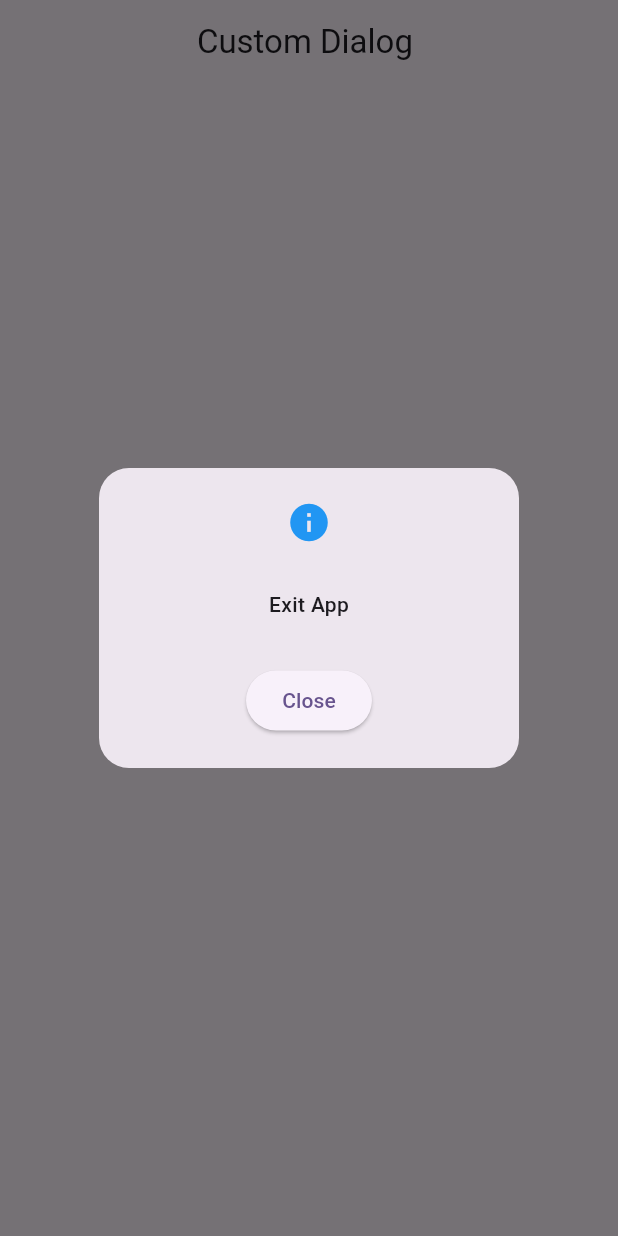
After one commit to MaryamSaleemm/Mobile-Application-Development, a Flutter app: the DialogExample screen opened directly, after a tap on "Custom Dialog", on a phone screen of 412 x 824 dp. The commit adds this screen. Run offline on Flutter 3.47's test engine with Material 3 defaults, Android fonts, the phone set to English and light mode, and no system bars; our stand-ins replace fluttertoast, image_picker.

Commit message:
initial commit

```diff
--- /dev/null
+++ b/lib/BottomNavigationBar.dart
@@ -0,0 +1,56 @@
+import 'package:flutter/material.dart';
+
+void main() {
+  runApp(MyApp());
+}
+
+class MyApp extends StatefulWidget {
+  const MyApp({super.key});
+
+  @override
+  State<MyApp> createState() => _MyAppState();
+}
+
+class _MyAppState extends State<MyApp> {
+  int _selectedIndex = 0; // Track selected tab
+
+  // List of screens for each tab
+  final List<Widget> _pages = [
+    Center(child: Text('This is Home Page', style: TextStyle(fontSize: 18))),
+    Center(child: Text('This is Login Page', style: TextStyle(fontSize: 18))),
+    Center(child: Text('This is Subscribe Page', style: TextStyle(fontSize: 18))),
+  ];
+
+  @override
+  Widget build(BuildContext context) {
+    return MaterialApp(
+      debugShowCheckedModeBanner: false,
+      home: Scaffold(
+        appBar: AppBar(title: Text('Bottom Navigation Example')),
+        body: _pages[_selectedIndex], // Show selected page
+        bottomNavigationBar: BottomNavigationBar(
+          currentIndex: _selectedIndex, // Highlight current tab
+          onTap: (index) {
+            setState(() {
+              _selectedIndex = index; // Change page when tapped
+            });
+          },
+          items: const [
+            BottomNavigationBarItem(
+              icon: Icon(Icons.home),
+              label: "Home",
+            ),
+            BottomNavigationBarItem(
+              icon: Icon(Icons.login),
+              label: "Login",
+            ),
+            BottomNavigationBarItem(
+              icon: Icon(Icons.subscriptions),
+              label: "Subscribe",
+            ),
+          ],
+        ),
+      ),
+    );
+  }
+}
--- /dev/null
+++ b/lib/Dialog(Custom).dart
@@ -0,0 +1,63 @@
+import 'package:flutter/material.dart';
+
+void main() {
+  runApp(const MyApp());
+}
+
+class MyApp extends StatelessWidget {
+  const MyApp({super.key});
+
+  @override
+  Widget build(BuildContext context) {
+    return MaterialApp(
+      debugShowCheckedModeBanner: false,
+      home: DialogExample(),
+    );
+  }
+}
+
+class DialogExample extends StatelessWidget {
+  const DialogExample({super.key});
+
+  @override
+  Widget build(BuildContext context) {
+    return Scaffold(
+      appBar: AppBar(
+        title: const Text("Custom Dialog "),
+        centerTitle: true,
+      ),
+      body:Center(
+        child: ElevatedButton(onPressed: (){
+          showDialog(context: context,
+              builder: ((context){
+                return Dialog(
+                  shape: RoundedRectangleBorder(
+                    borderRadius: BorderRadius.circular(20)
+                  ),
+                  child: Container(
+                    height: 200,
+                    child: Column(
+                      mainAxisAlignment: MainAxisAlignment.center,
+                      children: [
+                        Icon(Icons.info,color: Colors.blue,size: 30,),
+                        SizedBox(
+                          height: 30,
+                        ),
+                        Text('Exit App',style: TextStyle(fontWeight: FontWeight.w500),),
+                        SizedBox(
+                          height: 30,
+                        ),
+                        ElevatedButton(onPressed: (){
+                          Navigator.pop(context);
+                        }, child: Text('Close'))
+                      ],
+                    ),
+                  ),
+
+                );
+              }));
+        }, child: Text('Custom Dialog')),
+      ),
+    );
+  }
+}
--- a/pubspec.yaml
+++ b/pubspec.yaml
@@ -31,6 +31,7 @@ dependencies:
   flutter:
     sdk: flutter
   image_picker: ^1.2.0
+  fluttertoast: ^8.2.4
 
   # The following adds the Cupertino Icons font to your application.
   # Use with the CupertinoIcons class for iOS style icons.
```
Also changed, not shown: lib/DataPassingBtwScreens.dart (added, +72 -0 lines), lib/Dialog(Alert).dart (added, +52 -0 lines), lib/Drawer.dart (added, +46 -0 lines), lib/LoginPage.dart (+70 -4 lines), lib/SnackBar.dart (added, +48 -0 lines), lib/ToastMessage.dart (added, +27 -0 lines), pubspec.lock.
